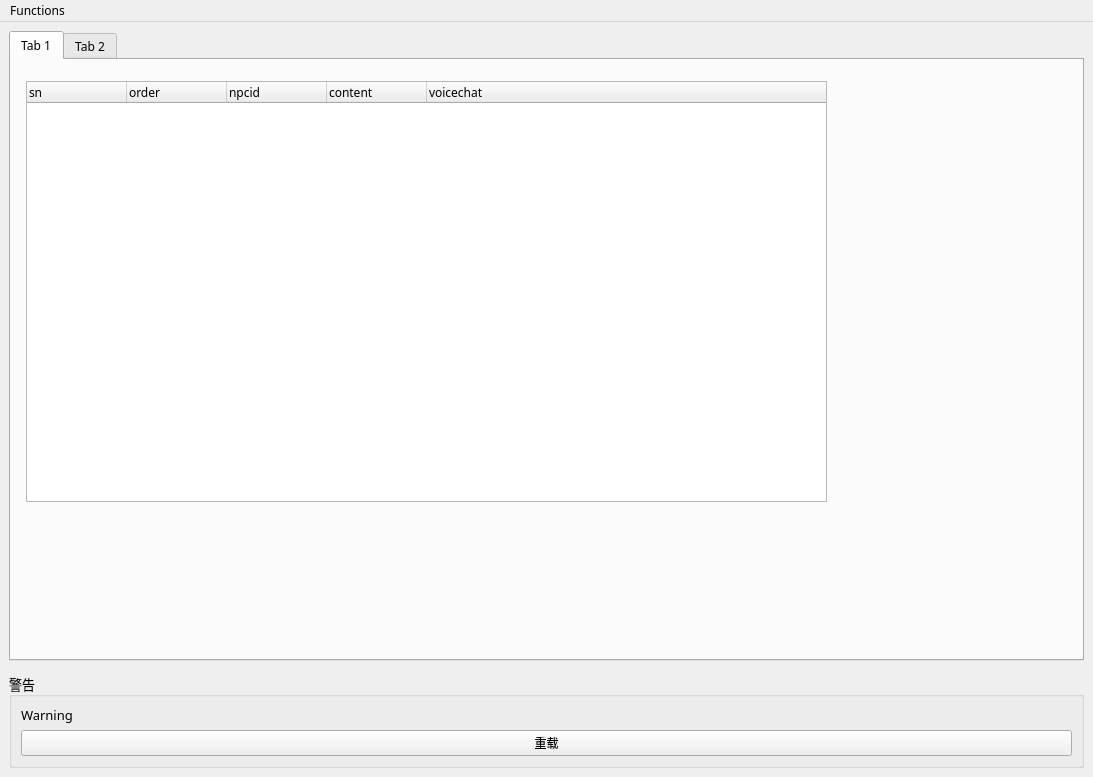
The window that src/mainwindow.ui (hermixy/ploteditor) describes before a commit, drawn with Qt 5.
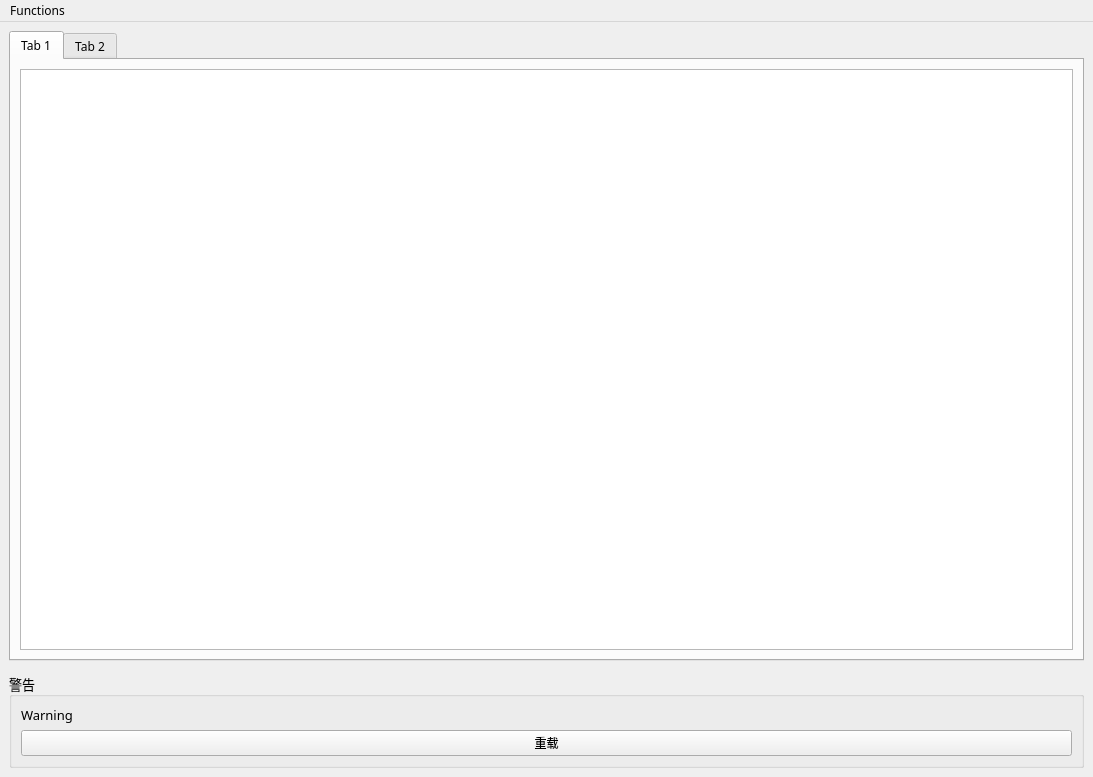
The same window after the commit.

The edit to the form file:
```diff
--- a/src/mainwindow.ui
+++ b/src/mainwindow.ui
@@ -35,46 +35,17 @@
        <attribute name="title">
         <string>Tab 1</string>
        </attribute>
-       <widget class="QTreeWidget" name="treePlot">
-        <property name="geometry">
-         <rect>
-          <x>15</x>
-          <y>21</y>
-          <width>801</width>
-          <height>421</height>
-         </rect>
-        </property>
-        <property name="font">
-         <font>
-          <family>微软雅黑</family>
-         </font>
-        </property>
-        <column>
-         <property name="text">
-          <string>sn</string>
-         </property>
-        </column>
-        <column>
-         <property name="text">
-          <string>order</string>
-         </property>
-        </column>
-        <column>
-         <property name="text">
-          <string>npcid</string>
-         </property>
-        </column>
-        <column>
-         <property name="text">
-          <string>content</string>
-         </property>
-        </column>
-        <column>
-         <property name="text">
-          <string>voicechat</string>
-         </property>
-        </column>
-       </widget>
+       <layout class="QVBoxLayout" name="verticalLayout_3">
+        <item>
+         <widget class="QTableView" name="tableView">
+          <property name="font">
+           <font>
+            <family>Microsoft YaHei UI</family>
+           </font>
+          </property>
+         </widget>
+        </item>
+       </layout>
       </widget>
       <widget class="QWidget" name="tabNpc">
        <attribute name="title">
```
